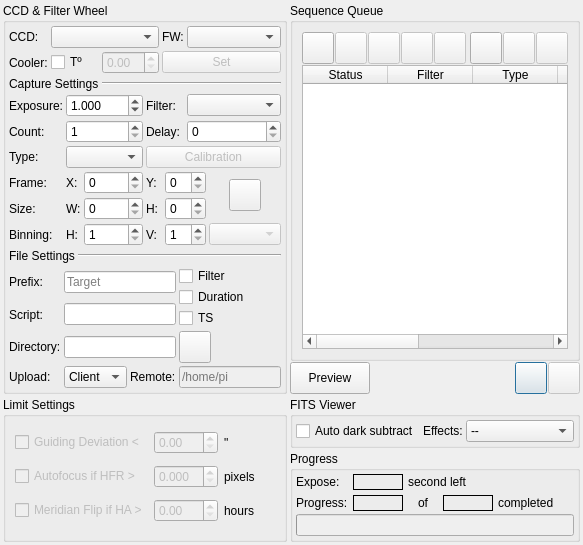
The window that kstars/ekos/capture/capture.ui (KDE/kstars) describes before a commit, drawn with Qt 5.
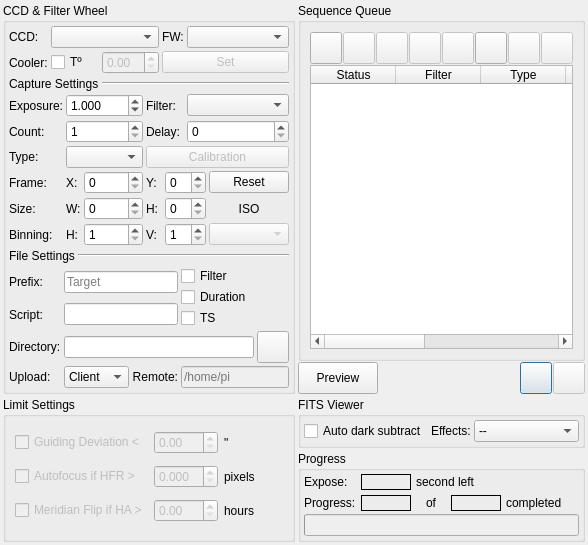
The same window after the commit.

Commit message: Further improve capture GUI to utilize all available space

Diff of the .ui file:
```diff
--- a/kstars/ekos/capture/capture.ui
+++ b/kstars/ekos/capture/capture.ui
@@ -6,11 +6,11 @@
    <rect>
     <x>0</x>
     <y>0</y>
-    <width>583</width>
-    <height>542</height>
+    <width>587</width>
+    <height>532</height>
    </rect>
   </property>
-  <layout class="QGridLayout" name="gridLayout_5" columnstretch="1,2">
+  <layout class="QGridLayout" name="gridLayout_5">
    <property name="leftMargin">
     <number>3</number>
    </property>
@@ -179,6 +179,9 @@
       </item>
       <item>
        <layout class="QHBoxLayout" name="horizontalLayout">
+        <property name="spacing">
+         <number>3</number>
+        </property>
         <item>
          <widget class="QLabel" name="label_5">
           <property name="text">
@@ -203,6 +206,9 @@
       </item>
       <item>
        <layout class="QGridLayout" name="gridLayout">
+        <property name="spacing">
+         <number>3</number>
+        </property>
         <item row="0" column="0">
          <widget class="QLabel" name="exposureLabel_2">
           <property name="toolTip">
@@ -371,6 +377,12 @@
           <property name="text">
            <string>Calibration</string>
           </property>
+          <property name="iconSize">
+           <size>
+            <width>16</width>
+            <height>16</height>
+           </size>
+          </property>
          </widget>
         </item>
         <item row="3" column="0">
@@ -432,63 +444,39 @@
           </property>
          </widget>
         </item>
-        <item row="3" column="6" rowspan="2">
-         <layout class="QHBoxLayout" name="horizontalLayout_9">
-          <item>
-           <spacer name="horizontalSpacer_3">
-            <property name="orientation">
-             <enum>Qt::Horizontal</enum>
-            </property>
-            <property name="sizeHint" stdset="0">
-             <size>
-              <width>1</width>
-              <height>20</height>
-             </size>
-            </property>
-           </spacer>
-          </item>
-          <item>
-           <widget class="QPushButton" name="resetFrameB">
-            <property name="sizePolicy">
-             <sizepolicy hsizetype="Fixed" vsizetype="Fixed">
-              <horstretch>0</horstretch>
-              <verstretch>0</verstretch>
-             </sizepolicy>
-            </property>
-            <property name="minimumSize">
-             <size>
-              <width>32</width>
-              <height>32</height>
-             </size>
-            </property>
-            <property name="maximumSize">
-             <size>
-              <width>32</width>
-              <height>32</height>
-             </size>
-            </property>
-            <property name="toolTip">
-             <string>Reset CCD frame values to default values</string>
-            </property>
-            <property name="text">
-             <string/>
-            </property>
-           </widget>
-          </item>
-          <item>
-           <spacer name="horizontalSpacer_2">
-            <property name="orientation">
-             <enum>Qt::Horizontal</enum>
-            </property>
-            <property name="sizeHint" stdset="0">
-             <size>
-              <width>1</width>
-              <height>20</height>
-             </size>
-            </property>
-           </spacer>
-          </item>
-         </layout>
+        <item row="3" column="6">
+         <widget class="QPushButton" name="resetFrameB">
+          <property name="sizePolicy">
+           <sizepolicy hsizetype="Minimum" vsizetype="Fixed">
+            <horstretch>0</horstretch>
+            <verstretch>0</verstretch>
+           </sizepolicy>
+          </property>
+          <property name="minimumSize">
+           <size>
+            <width>0</width>
+            <height>0</height>
+           </size>
+          </property>
+          <property name="maximumSize">
+           <size>
+            <width>16777215</width>
+            <height>16777215</height>
+           </size>
+          </property>
+          <property name="toolTip">
+           <string>Reset CCD frame &amp; size values to default values</string>
+          </property>
+          <property name="text">
+           <string>Reset</string>
+          </property>
+          <property name="iconSize">
+           <size>
+            <width>16</width>
+            <height>16</height>
+           </size>
+          </property>
+         </widget>
         </item>
         <item row="4" column="0">
          <widget class="QLabel" name="textLabel1_19">
@@ -552,7 +540,17 @@
           </property>
          </widget>
         </item>
-        <item row="5" column="0" rowspan="2">
+        <item row="4" column="6">
+         <widget class="QLabel" name="ISOLabel">
+          <property name="text">
+           <string>ISO</string>
+          </property>
+          <property name="alignment">
+           <set>Qt::AlignCenter</set>
+          </property>
+         </widget>
+        </item>
+        <item row="5" column="0">
          <widget class="QLabel" name="textLabel1_9">
           <property name="toolTip">
            <string>Horizontal and Vertical binning</string>
@@ -565,7 +563,7 @@
           </property>
          </widget>
         </item>
-        <item row="5" column="1" rowspan="2">
+        <item row="5" column="1">
          <widget class="QLabel" name="textLabel1_10">
           <property name="toolTip">
            <string/>
@@ -578,7 +576,7 @@
           </property>
          </widget>
         </item>
-        <item row="5" column="2" rowspan="2">
+        <item row="5" column="2">
          <widget class="QSpinBox" name="binXIN">
           <property name="sizePolicy">
            <sizepolicy hsizetype="MinimumExpanding" vsizetype="Fixed">
@@ -600,7 +598,7 @@
           </property>
          </widget>
         </item>
-        <item row="5" column="3" rowspan="2">
+        <item row="5" column="3">
          <widget class="QLabel" name="textLabel1_11">
           <property name="toolTip">
            <string/>
@@ -613,7 +611,7 @@
           </property>
          </widget>
         </item>
-        <item row="5" column="4" rowspan="2" colspan="2">
+        <item row="5" column="4" colspan="2">
          <widget class="QSpinBox" name="binYIN">
           <property name="sizePolicy">
            <sizepolicy hsizetype="MinimumExpanding" vsizetype="Fixed">
@@ -635,7 +633,7 @@
           </property>
          </widget>
         </item>
-        <item row="5" column="6" rowspan="2">
+        <item row="5" column="6">
          <widget class="QComboBox" name="ISOCombo">
           <property name="enabled">
            <bool>false</bool>
@@ -655,6 +653,9 @@
       </item>
       <item>
        <layout class="QHBoxLayout" name="horizontalLayout_4">
+        <property name="spacing">
+         <number>3</number>
+        </property>
         <item>
          <widget class="QLabel" name="label_6">
           <property name="text">
@@ -701,7 +702,14 @@
           </property>
          </widget>
         </item>
-        <item row="0" column="4" rowspan="2">
+        <item row="0" column="1" colspan="2">
+         <widget class="QLineEdit" name="prefixIN">
+          <property name="placeholderText">
+           <string>Target</string>
+          </property>
+         </widget>
+        </item>
+        <item row="0" column="3" rowspan="2" colspan="2">
          <layout class="QVBoxLayout" name="verticalLayout_2">
           <property name="spacing">
            <number>1</number>
@@ -751,9 +759,25 @@
           </property>
          </widget>
         </item>
-        <item row="1" column="1" colspan="3">
+        <item row="1" column="1" colspan="2">
          <widget class="QLineEdit" name="postCaptureScriptIN"/>
         </item>
+        <item row="2" column="0">
+         <widget class="QLabel" name="textLabel1_18">
+          <property name="toolTip">
+           <string>Local directory to save sequence images</string>
+          </property>
+          <property name="whatsThis">
+           <string/>
+          </property>
+          <property name="text">
+           <string>Directory:</string>
+          </property>
+         </widget>
+        </item>
+        <item row="2" column="1" colspan="3">
+         <widget class="QLineEdit" name="fitsDir"/>
+        </item>
         <item row="2" column="4">
          <widget class="QPushButton" name="selectFITSDirB">
           <property name="sizePolicy">
@@ -795,10 +819,10 @@
           </property>
          </widget>
         </item>
-        <item row="3" column="1" colspan="2">
+        <item row="3" column="1">
          <widget class="QComboBox" name="uploadModeCombo">
           <property name="sizePolicy">
-           <sizepolicy hsizetype="Preferred" vsizetype="Fixed">
+           <sizepolicy hsizetype="Expanding" vsizetype="Fixed">
             <horstretch>0</horstretch>
             <verstretch>0</verstretch>
            </sizepolicy>
@@ -820,7 +844,7 @@
           </item>
          </widget>
         </item>
-        <item row="3" column="3">
+        <item row="3" column="2">
          <widget class="QLabel" name="label_2">
           <property name="toolTip">
            <string>When storing images on remote devices, specify the directory where captured images are saved to.</string>
@@ -828,9 +852,12 @@
           <property name="text">
            <string>Remote:</string>
           </property>
+          <property name="alignment">
+           <set>Qt::AlignRight|Qt::AlignTrailing|Qt::AlignVCenter</set>
+          </property>
          </widget>
         </item>
-        <item row="3" column="4">
+        <item row="3" column="3" colspan="2">
          <widget class="QLineEdit" name="remoteDirIN">
           <property name="enabled">
            <bool>false</bool>
@@ -840,62 +867,9 @@
           </property>
          </widget>
         </item>
-        <item row="0" column="1" colspan="3">
-         <widget class="QLineEdit" name="prefixIN">
-          <property name="placeholderText">
-           <string>Target</string>
-          </property>
-         </widget>
-        </item>
-        <item row="2" column="0">
-         <widget class="QLabel" name="textLabel1_18">
-          <property name="toolTip">
-           <string>Local directory to save sequence images</string>
-          </property>
-          <property name="whatsThis">
-           <string/>
-          </property>
-          <property name="text">
-           <string>Directory:</string>
-          </property>
-         </widget>
-        </item>
-        <item row="2" column="1" colspan="3">
-         <widget class="QLineEdit" name="fitsDir"/>
-        </item>
        </layout>
       </item>
      </layout>
-     <zorder>uploadModeCombo</zorder>
-     <zorder>textLabel1_18</zorder>
-     <zorder>fitsDir</zorder>
-     <zorder>label_4</zorder>
-     <zorder>frameTypeCombo</zorder>
-     <zorder>textLabel1_4</zorder>
-     <zorder>exposureIN</zorder>
-     <zorder>textLabel1_7</zorder>
-     <zorder>label</zorder>
-     <zorder>CCDCaptureCombo</zorder>
-     <zorder>textLabel1_6</zorder>
-     <zorder>line_4</zorder>
-     <zorder>countIN</zorder>
-     <zorder>prefixIN</zorder>
-     <zorder>exposureLabel_2</zorder>
-     <zorder>textLabel1_12</zorder>
-     <zorder>textLabel1_17</zorder>
-     <zorder>line_3</zorder>
-     <zorder>selectFITSDirB</zorder>
-     <zorder>label_3</zorder>
-     <zorder>postCaptureScriptIN</zorder>
-     <zorder>label_2</zorder>
-     <zorder>remoteDirIN</zorder>
-     <zorder>setTemperatureB</zorder>
-     <zorder>label_5</zorder>
-     <zorder>label_6</zorder>
-     <zorder>label_6</zorder>
-     <zorder>textLabel1_19</zorder>
-     <zorder>horizontalSpacer_2</zorder>
-     <zorder>horizontalSpacer_3</zorder>
     </widget>
    </item>
    <item row="0" column="1">
@@ -1774,10 +1748,7 @@
    </item>
   </layout>
   <zorder>optionsGroup</zorder>
-  <zorder>progressGroup</zorder>
   <zorder>CCDFWGroup</zorder>
-  <zorder>groupBox_2</zorder>
-  <zorder>groupBox</zorder>
  </widget>
  <tabstops>
   <tabstop>CCDCaptureCombo</tabstop>
```
The commit also changes 1 other file.
